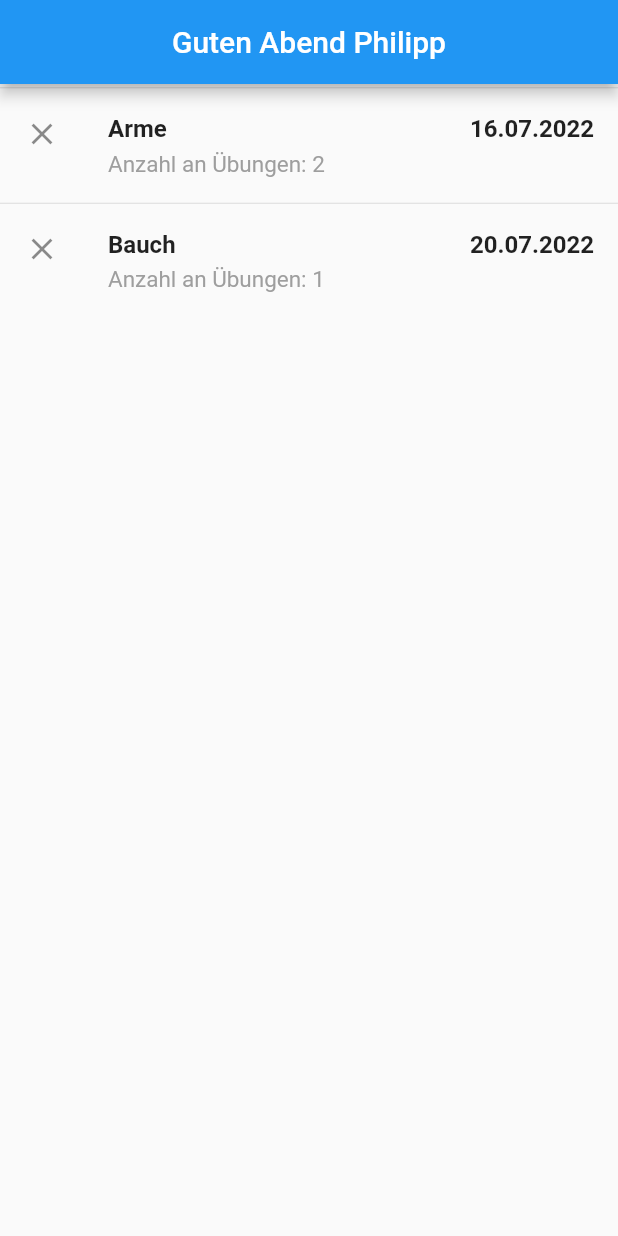
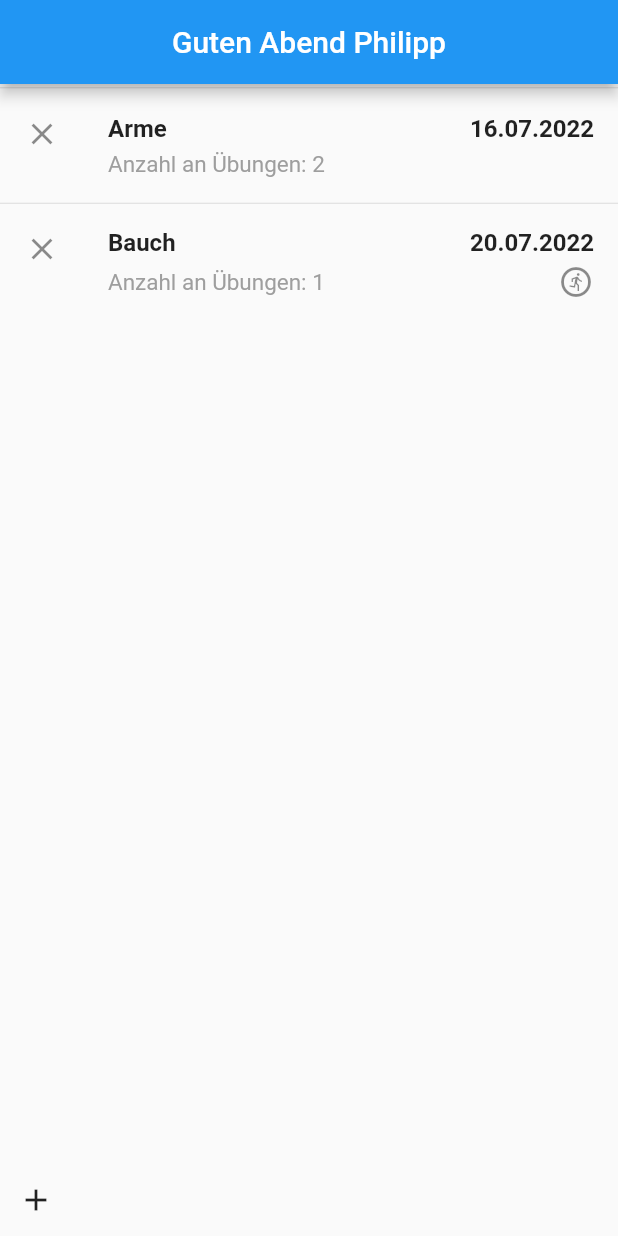
Before and after one commit to Philipp898/gym_bud, a Flutter app: the screen it shows after launch, on a phone screen of 412 x 824 dp. Run offline on Flutter 3.47's test engine with Material 2 defaults, Android fonts, the phone set to English and light mode, and no system bars.

Commit message:
Add BottomButtons + Cardiosupport

```diff
--- a/lib/main.dart
+++ b/lib/main.dart
@@ -43,6 +43,28 @@ class _HomepageState extends State<Homepage> {
         title: Text(generateGreeting()),
       ),
       body: const WorkoutList(),
+      bottomNavigationBar: Row(
+        children: <Widget>[
+          IconButton(onPressed: () => Navigator.push(context, MaterialPageRoute(builder: (context) => const WorkoutList())), icon: const Icon(Icons.add))
+        ],)
     );
   }
 }
+
+class AddWorkout extends StatefulWidget {
+  const AddWorkout({Key? key}) : super(key: key);
+
+  // This widget is the root of your application.
+  @override
+  State<AddWorkout> createState() => _AddWorkoutState();
+}
+
+class _AddWorkoutState extends State<AddWorkout>{
+
+  @override
+  Widget build(BuildContext context) {
+    // TODO: implement build
+    throw UnimplementedError();
+  }
+
+}
--- a/lib/models/cardio.dart
+++ b/lib/models/cardio.dart
@@ -1,7 +1,7 @@
 class Cardio {
   final int stufe;
   final int dauer;
-  final int einheit;
+  final String einheit;
 
    const Cardio(
     this.stufe,
--- a/lib/pages/workout_list.dart
+++ b/lib/pages/workout_list.dart
@@ -42,12 +42,18 @@ class _WorkoutListState extends State<WorkoutList> {
                 ],
               ),
               subtitle: Container(
-                padding: const EdgeInsets.only(top: 5.0),
-                child: Text(
-                  "Anzahl an Übungen: ${workoutList[i].uebung.length}",
-                  style: const TextStyle(color: Colors.grey, fontSize: 15.0),
-                ),
-              ))
+                  padding: const EdgeInsets.only(top: 5.0),
+                  child: Row(
+                    mainAxisAlignment: MainAxisAlignment.spaceBetween,
+                    children: <Widget>[
+                      Text(
+                        "Anzahl an Übungen: ${workoutList[i].uebung.length}",
+                        style:
+                            const TextStyle(color: Colors.grey, fontSize: 15.0),
+                      ),
+                      if(workoutList[i].cardio != null) const Icon(Icons.run_circle_outlined),
+                    ],
+                  )))
         ],
       ),
     );
--- a/lib/services/workout_service.dart
+++ b/lib/services/workout_service.dart
@@ -1,3 +1,5 @@
+import 'package:gym_bud/models/cardio.dart';
+
 import '../models/uebung.dart';
 import 'package:gym_bud/models/workout.dart';
 
@@ -10,10 +12,13 @@ List<Workout> generateDummyData() {
 
   var uebungBauch2 =
       Uebung("Sit-Ups", [Reps(75, 12), Reps(75, 12), Reps(75, 12)]);
+
+      var cardio1= Cardio(6, 30, "min");
   List<Workout> workoutList = [
     Workout(1, "Arme", DateTime(2022, 07, 16), "Philipp", [uebungArme1,uebungArme2]),
     Workout(1, "Bauch", DateTime(2022, 07, 20), "Philipp",[uebungBauch2])
   ];
+  workoutList[1].cardio = cardio1;
   return workoutList;
 }
 
```
